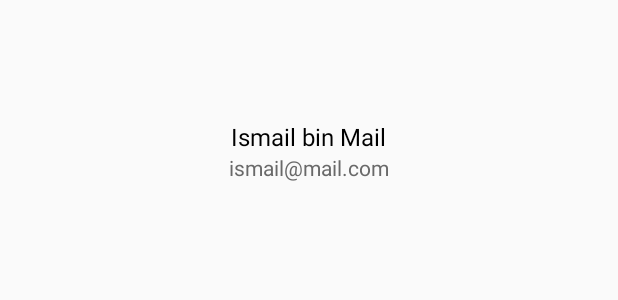
After one commit to bunztelan/ChatAjaTest, an Android app: the layout dialog_opponent_profile.xml on its own in the app's theme, with its tools: preview values and no code run, on a phone screen of 412 x 824 dp. The commit adds this screen. Shown: the top 300 px of the screen. Run offline under Robolectric (Android 15) with nearby library versions, the phone set to English and light mode, and no system bars.

Commit message:
added logout and show opponent profile feature

```diff
--- /dev/null
+++ b/app/src/main/res/layout/dialog_opponent_profile.xml
@@ -0,0 +1,26 @@
+<?xml version="1.0" encoding="utf-8"?>
+<LinearLayout xmlns:android="http://schemas.android.com/apk/res/android"
+    xmlns:tools="http://schemas.android.com/tools"
+    android:orientation="vertical"
+    android:layout_width="match_parent"
+    android:layout_height="wrap_content"
+    android:gravity="center_horizontal">
+    <ImageView
+        android:id="@+id/ivAvatar"
+        android:layout_width="80dp"
+        android:layout_height="80dp"/>
+    <TextView
+        android:id="@+id/tvName"
+        android:layout_width="wrap_content"
+        android:layout_height="wrap_content"
+        android:textSize="16sp"
+        android:textColor="#000"
+        tools:text="Ismail bin Mail"/>
+    <TextView
+        android:id="@+id/tvEmail"
+        android:layout_width="wrap_content"
+        android:layout_height="wrap_content"
+        android:textSize="14sp"
+        android:textColor="#696969"
+        tools:text="ismail@mail.com"/>
+</LinearLayout>
```
Also changed, not shown: app/src/main/java/nash/ir/chataja/presenter/ChatRoomPresenter.kt (+13 -1 lines), app/src/main/java/nash/ir/chataja/ui/ChatRoomActivity.kt (+45 -0 lines), app/src/main/java/nash/ir/chataja/util/ImageExt.kt (added, +11 -0 lines), app/src/main/res/menu/chat_menu.xml (added, +13 -0 lines).
